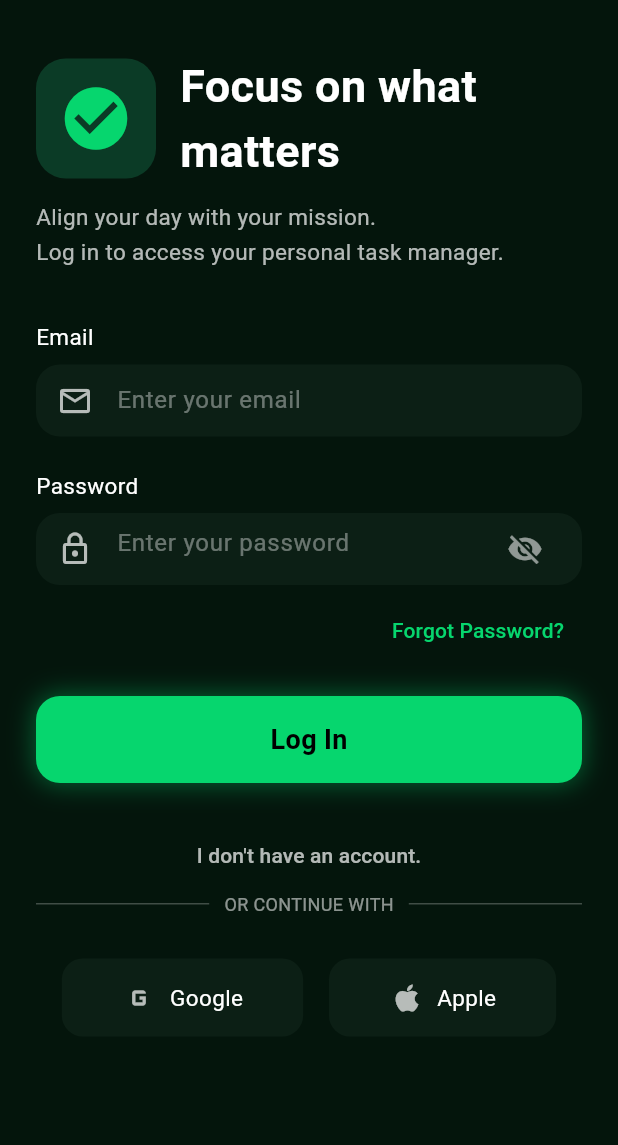
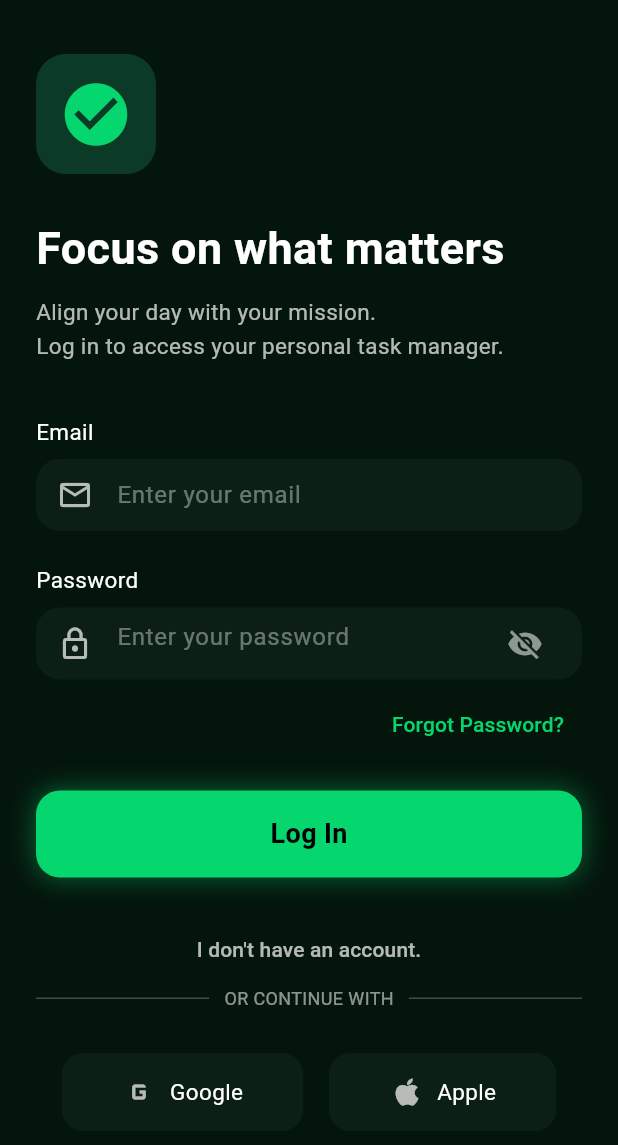
Before and after one commit to koixos/oop-mobile-frontend, a Flutter app: the screen it shows after launch, on a phone screen of 412 x 824 dp. Shown: the top 1145 px of the screen. Run offline on Flutter 3.47's test engine with Material 3 defaults, Android fonts, the phone set to English and light mode, and no system bars; our stand-ins replace fluttertoast, image_picker, shared_preferences.

Commit message:
restore text alignment

```diff
--- a/lib/views/auth/pages/login_page.dart
+++ b/lib/views/auth/pages/login_page.dart
@@ -156,13 +156,7 @@ class _LoginPageState extends State<LoginPage> {
             child: Column(
               crossAxisAlignment: CrossAxisAlignment.start,
               children: [
-                // IconButton(
-                //   onPressed: () => Navigator.pop(context),
-                //   icon: const Icon(Icons.arrow_back, color: Colors.white),
-                // ),
                 const SizedBox(height: 20),
-                Row(
-                  children: [
                 Container(
                   width: 80,
                   height: 80,
@@ -176,9 +170,8 @@ class _LoginPageState extends State<LoginPage> {
                     color: Color(0xFF06D66E),
                   ),
                 ),
-                    const SizedBox(width: 16),
-                    const Expanded(
-                      child: Text(
+                const SizedBox(height: 28),
+                const Text(
                   maxLines: 2,
                   "Focus on what matters",
                   style: TextStyle(
@@ -187,10 +180,7 @@ class _LoginPageState extends State<LoginPage> {
                     fontWeight: FontWeight.bold,
                   ),
                 ),
-                    ),
-                  ],
-                ),
-                const SizedBox(height: 12),
+                const SizedBox(height: 10),
                 const Text(
                   "Align your day with your mission.\nLog in to access your personal task manager.",
                   style: TextStyle(
```
Lines whose indentation alone changed are shown as unchanged.
